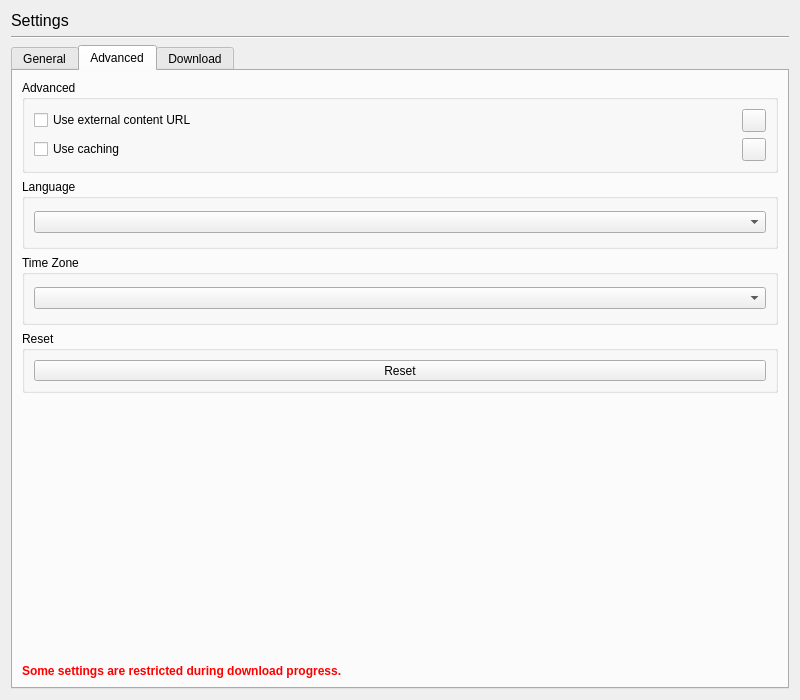
This is resources/ui/settings.ui in devhotteok/TwitchLink as Qt 5 draws it before an edit. The edited form follows.
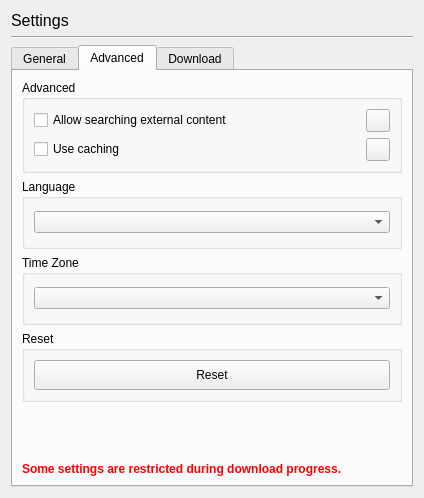
This is the edited form. The open tabs and pages were chosen to show the change. Icons and pictures are not drawn.

Diff of the .ui file:
```diff
--- a/resources/ui/settings.ui
+++ b/resources/ui/settings.ui
@@ -6,10 +6,15 @@
    <rect>
     <x>0</x>
     <y>0</y>
-    <width>800</width>
-    <height>700</height>
+    <width>424</width>
+    <height>448</height>
    </rect>
   </property>
+  <property name="font">
+   <font>
+    <pointsize>9</pointsize>
+   </font>
+  </property>
   <property name="locale">
    <locale language="English" country="Kenya"/>
   </property>
@@ -17,7 +22,7 @@
    <item>
     <widget class="QLabel" name="window_title">
      <property name="sizePolicy">
-      <sizepolicy hsizetype="Preferred" vsizetype="Fixed">
+      <sizepolicy hsizetype="Ignored" vsizetype="Fixed">
        <horstretch>0</horstretch>
        <verstretch>0</verstretch>
       </sizepolicy>
@@ -350,7 +355,7 @@
              <item>
               <widget class="QCheckBox" name="useExternalContentUrl">
                <property name="text">
-                <string>Use external content URL</string>
+                <string>Allow searching external content</string>
                </property>
               </widget>
              </item>
@@ -469,6 +474,12 @@
               <verstretch>0</verstretch>
              </sizepolicy>
             </property>
+            <property name="minimumSize">
+             <size>
+              <width>0</width>
+              <height>30</height>
+             </size>
+            </property>
             <property name="text">
              <string>Reset</string>
             </property>
@@ -494,6 +505,7 @@
         <widget class="QLabel" name="restrictedLabel">
          <property name="font">
           <font>
+           <pointsize>9</pointsize>
            <weight>75</weight>
            <bold>true</bold>
           </font>
```
Left out of the diff: 15 changed lines with no effect on the pictures.
